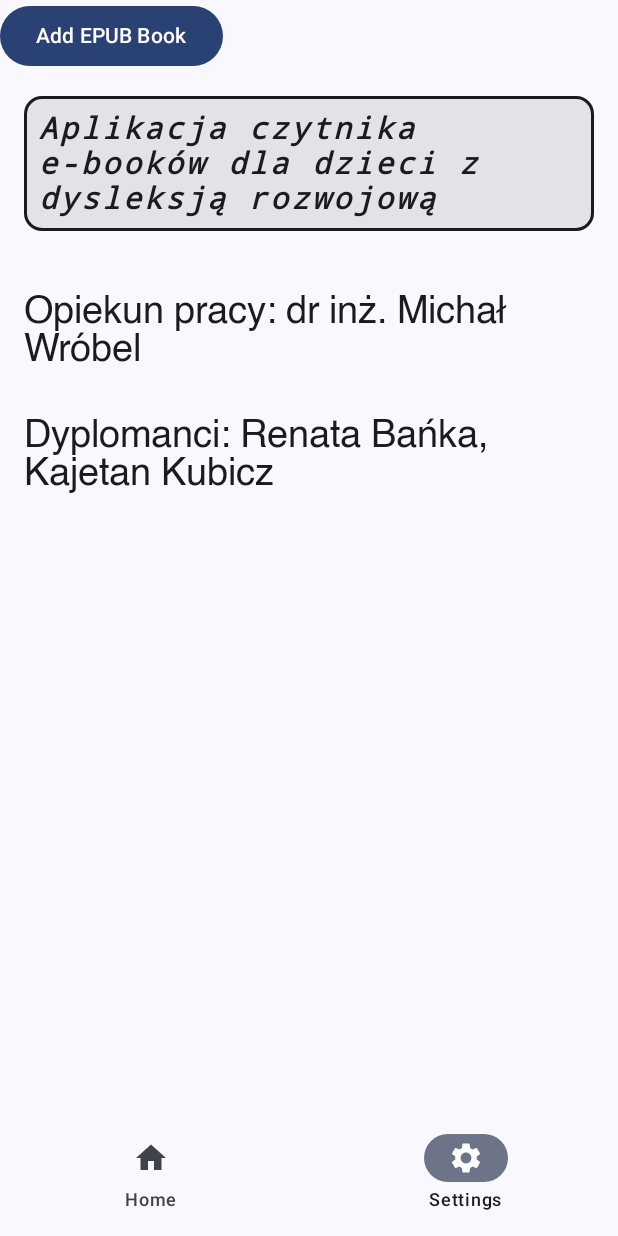
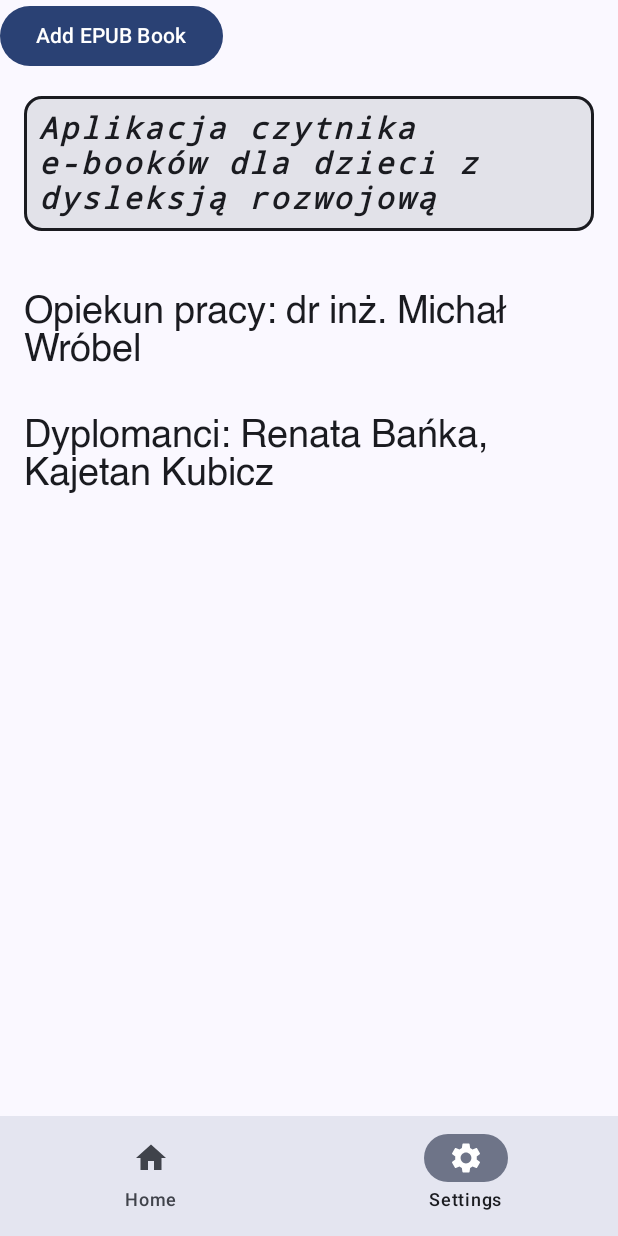
Before and after one commit to kajetankubicz/Thesis, an Android app built with Jetpack Compose: the screen it shows after launch (MainActivity), item 2 of the bottom bar chosen, on a phone screen of 412 x 824 dp. Run offline under Robolectric (Android 15) with nearby library versions, the phone set to English and light mode, and no system bars; libraries missing offline, so code that uses them is left out: nl.siegmann.epublib; 1 statement that could not run was skipped.

```diff
--- a/app/src/main/java/com/example/thesis/Home.kt
+++ b/app/src/main/java/com/example/thesis/Home.kt
@@ -163,7 +163,7 @@ fun HomeScreen(
                     coverImageBitmap = book.coverImageBitmap,
                     isFavorite = BookManager.favoriteBooks.contains(book),
                     onClick = {
-                        navController.navigate("blank_screen/${book.title}/${Uri.encode(book.content)}") {
+                        navController.navigate("BookDetailsScreen/${book.title}/${Uri.encode(book.content)}") {
                             launchSingleTop = true
                         }
                     },
--- a/app/src/main/java/com/example/thesis/MainScreen.kt
+++ b/app/src/main/java/com/example/thesis/MainScreen.kt
@@ -12,6 +12,7 @@ import androidx.compose.material3.NavigationBarItem
 import androidx.compose.material3.NavigationBarItemDefaults
 import androidx.compose.material3.Scaffold
 import androidx.compose.material3.Text
+import androidx.compose.material3.surfaceColorAtElevation
 import androidx.compose.runtime.Composable
 import androidx.compose.runtime.getValue
 import androidx.compose.runtime.mutableStateListOf
@@ -19,6 +20,7 @@ import androidx.compose.runtime.remember
 import androidx.compose.ui.Alignment
 import androidx.compose.ui.Modifier
 import androidx.compose.ui.platform.LocalContext
+import androidx.compose.ui.unit.dp
 import androidx.navigation.NavGraph.Companion.findStartDestination
 import androidx.navigation.NavHostController
 import androidx.navigation.compose.currentBackStackEntryAsState
@@ -38,7 +40,7 @@ fun MainScreen(){
 
     Scaffold(
         bottomBar = {
-            if (currentDestination != "blank_screen") {
+            if (currentDestination != "BookDetailsScreen/{title}/{content}") {
                 BottomBar(navController = navController)
             }
         }
@@ -58,7 +60,7 @@ fun BottomBar(navController: NavHostController){
     val currentDestination = navBackStackEntry?.destination?.route
 
     NavigationBar(
-        containerColor = MaterialTheme.colorScheme.surface,
+        containerColor = MaterialTheme.colorScheme.surfaceColorAtElevation(6.dp),
         contentColor = MaterialTheme.colorScheme.onSurface,
     ) {
         screens.forEach { screen ->
--- a/app/src/main/java/com/example/thesis/NavigationGraph.kt
+++ b/app/src/main/java/com/example/thesis/NavigationGraph.kt
@@ -20,10 +20,11 @@ fun NavigationGraph(navController: NavHostController, context: Context, favorite
         composable(route = Navigation.Settings.route){
             SettingsScreen(context)
         }
-        composable(route = "blank_screen/{title}/{content}") { backStackEntry ->
+        composable(
+            route = "BookDetailsScreen/{title}/{content}") { backStackEntry ->
             val title = backStackEntry.arguments?.getString("title")
             val content = Uri.decode(backStackEntry.arguments?.getString("content") ?: "")
-            BlankScreen(title ?: "", content, navController::popBackStack)
+            BookDetailsScreen(title ?: "", content, navController::popBackStack)
         }
     }
 }
--- a/app/src/main/java/com/example/thesis/Settings.kt
+++ b/app/src/main/java/com/example/thesis/Settings.kt
@@ -10,9 +10,11 @@ import androidx.compose.runtime.*
 import androidx.compose.ui.Modifier
 import androidx.activity.result.contract.ActivityResultContracts
 import androidx.compose.foundation.BorderStroke
+import androidx.compose.foundation.isSystemInDarkTheme
 import androidx.compose.foundation.layout.*
 import androidx.compose.material3.Button
 import androidx.compose.material3.Card
+import androidx.compose.material3.Switch
 import androidx.compose.ui.text.TextStyle
 import androidx.compose.ui.text.font.FontFamily
 import androidx.compose.ui.text.font.FontStyle
@@ -36,6 +38,7 @@ fun SettingsScreen(context: Context) {
         selectedBook = uri?.let { readEpubFile(context, it) }
     }
 
+
     Box(
         modifier = Modifier
             .fillMaxSize()
@@ -45,6 +48,7 @@ fun SettingsScreen(context: Context) {
             Button(onClick = { openDocumentLauncher.launch(arrayOf("application/epub+zip")) }) {
                 Text(text = "Add EPUB Book")
             }
+
 
             Card(modifier = Modifier
                 .fillMaxWidth()
@@ -100,6 +104,7 @@ fun SettingsScreen(context: Context) {
     }
 }
 
+
 private fun readEpubFile(context: Context, uri: Uri): Book? {
     val inputStream = context.contentResolver.openInputStream(uri)
     return try {
```
Also changed, not shown: app/src/main/java/com/example/thesis/BookDetailsScreen.kt (+36 -33 lines).
